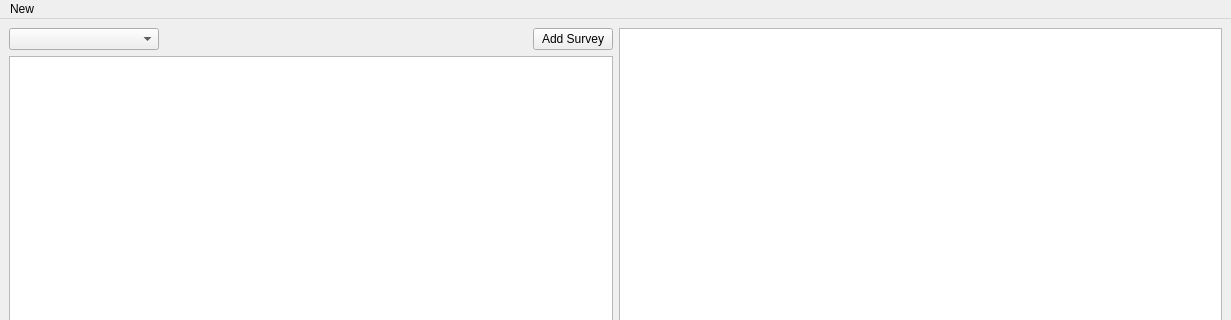
fverco/CompanyCovidQuery, file src/forms/mainwindow.ui: the form before one commit; both pictures show x 0 to 1231 and y 0 to 320 of the 1231 by 575 pixel window.
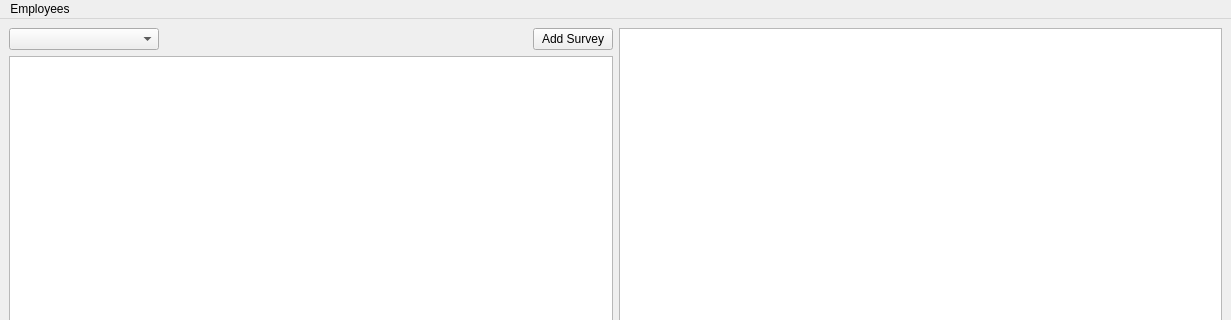
The form after the commit. Custom widgets are drawn as their Qt base class.

Commit message: Add employee list button and change naming of existing buttons

Diff of the .ui file:
```diff
--- a/src/forms/mainwindow.ui
+++ b/src/forms/mainwindow.ui
@@ -99,13 +99,13 @@
      <height>23</height>
     </rect>
    </property>
-   <widget class="QMenu" name="menuNew">
+   <widget class="QMenu" name="menuEmployees">
     <property name="title">
-     <string>New</string>
+     <string>Employees</string>
     </property>
     <addaction name="actionNewEmployee"/>
    </widget>
-   <addaction name="menuNew"/>
+   <addaction name="menuEmployees"/>
   </widget>
   <widget class="QStatusBar" name="statusbar"/>
   <action name="actionNewEmployee">
```
Left out of the diff: 6 changed lines with no effect on the pictures.
